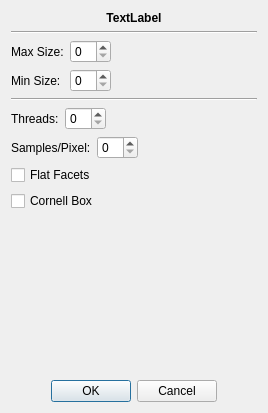
Above: src/gui/dialogs/painter_nd.ui from cppd/math before the change. Below: the same form after it.
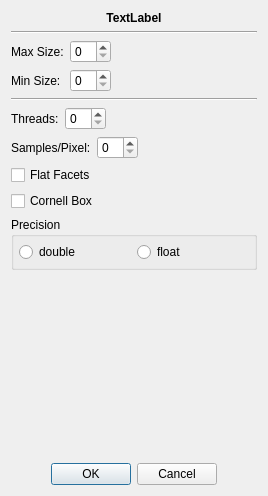
That is the form after the change.

What changed in the file:
```diff
--- a/src/gui/dialogs/painter_nd.ui
+++ b/src/gui/dialogs/painter_nd.ui
@@ -7,7 +7,7 @@
     <x>0</x>
     <y>0</y>
     <width>268</width>
-    <height>413</height>
+    <height>496</height>
    </rect>
   </property>
   <property name="windowTitle">
@@ -153,6 +153,41 @@
      </property>
     </widget>
    </item>
+   <item>
+    <widget class="QGroupBox" name="groupBox_precision">
+     <property name="title">
+      <string>Precision</string>
+     </property>
+     <layout class="QHBoxLayout" name="horizontalLayout_5">
+      <property name="leftMargin">
+       <number>5</number>
+      </property>
+      <property name="topMargin">
+       <number>5</number>
+      </property>
+      <property name="rightMargin">
+       <number>5</number>
+      </property>
+      <property name="bottomMargin">
+       <number>5</number>
+      </property>
+      <item>
+       <widget class="QRadioButton" name="radioButton_double">
+        <property name="text">
+         <string>double</string>
+        </property>
+       </widget>
+      </item>
+      <item>
+       <widget class="QRadioButton" name="radioButton_float">
+        <property name="text">
+         <string>float</string>
+        </property>
+       </widget>
+      </item>
+     </layout>
+    </widget>
+   </item>
    <item>
     <spacer name="verticalSpacer">
      <property name="orientation">
```
